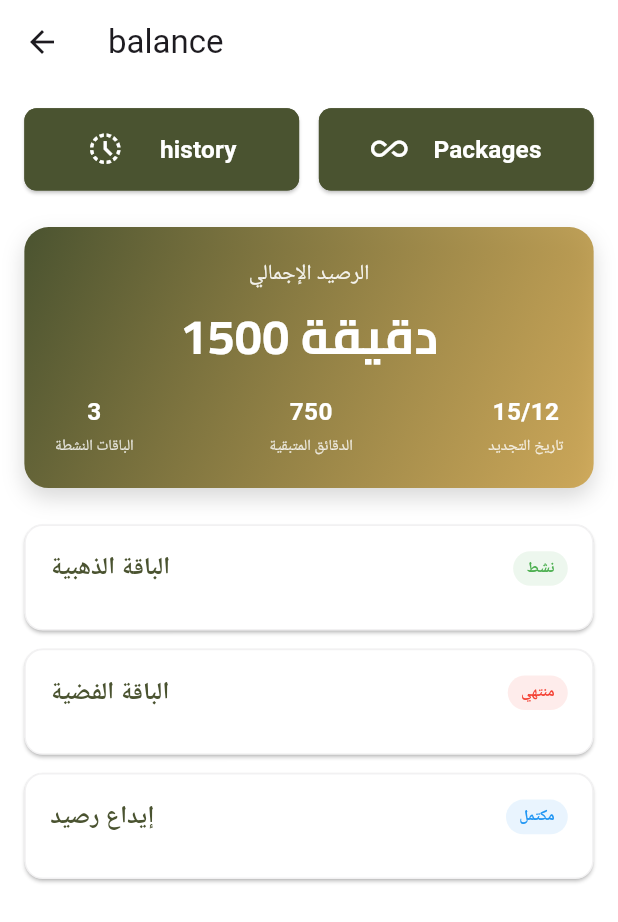
After one commit to mostafaahmedbahr/El-Kottab, a Flutter app: the BalanceView screen opened directly, on a phone screen of 412 x 824 dp. The commit adds this screen. Shown: the top 922 px of the screen. Run offline on Flutter 3.47's test engine with Material 3 defaults, Android fonts, the light colour scheme and no system bars; our stand-ins replace animated_toggle_switch, cached_network_image, carousel_slider, cherry_toast, conditional_builder_null_safety, dartz and 18 more; accounts and stored records are empty; network calls fail; Roboto replaces fonts that are missing (RobotoCondensed).

Commit message:
balance part 1 ui

```diff
--- /dev/null
+++ b/lib/features/balance/presentation/views/balance_view.dart
@@ -0,0 +1,58 @@
+import 'package:easy_localization/easy_localization.dart';
+import 'package:el_kottab/features/balance/presentation/views/widgets/balance_summary_card.dart';
+import 'package:el_kottab/features/balance/presentation/views/widgets/toggle_buttons_section.dart';
+import 'package:el_kottab/features/balance/presentation/views/widgets/transactions_list.dart';
+import 'package:el_kottab/main_imports.dart';
+
+class BalanceView extends StatelessWidget {
+  const BalanceView({super.key});
+
+  @override
+  Widget build(BuildContext context) {
+    return Scaffold(
+      appBar: AppBar(
+        title: Text(LangKeys.balance.tr()),
+      ),
+      body: Padding(
+        padding: EdgeInsets.all(16.0.r),
+        child: Column(
+          children: [
+            ToggleButtonsSection(),
+            Gap(24.h),
+            BalanceSummaryCard(),
+            Gap(24.h),
+            Expanded(
+              child: TransactionsList(),
+            ),
+          ],
+        ),
+      ),
+    );
+  }
+
+
+
+
+
+}
+class SubscriptionItem {
+  final String name;
+  final String price;
+  final String startDate;
+  final String endDate;
+  final String totalMinutes;
+  final String remainingMinutes;
+  final String type;
+  final String status;
+
+  SubscriptionItem({
+    required this.name,
+    required this.price,
+    required this.startDate,
+    required this.endDate,
+    required this.totalMinutes,
+    required this.remainingMinutes,
+    required this.type,
+    required this.status,
+  });
+}
--- /dev/null
+++ b/lib/features/balance/presentation/views/widgets/balance_summary_card.dart
@@ -0,0 +1,98 @@
+import '../../../../../main_imports.dart';
+
+class BalanceSummaryCard extends StatelessWidget {
+  const BalanceSummaryCard({super.key});
+
+  @override
+  Widget build(BuildContext context) {
+    return Container(
+      padding: EdgeInsets.all(20.r),
+      decoration: BoxDecoration(
+        boxShadow: [
+          BoxShadow(
+            color: Colors.black.withValues(alpha: 0.15),
+            blurRadius: 12.r,
+            offset: Offset(0, 6.h),
+          ),
+        ],
+        gradient: LinearGradient(
+          begin: Alignment.topLeft,
+          end: Alignment.bottomRight,
+          colors: [
+            AppColors.darkOlive,
+            AppColors.gold.withValues(alpha: 0.8),
+          ],
+        ),
+        borderRadius: BorderRadius.circular(16.r),
+      ),
+      child: Column(
+        children: [
+          Text(
+            'الرصيد الإجمالي',
+            style: TextStyle(
+              fontSize: 14.sp,
+              color: Colors.white.withValues(alpha: 0.9),
+              fontWeight: FontWeight.w500,
+            ),
+          ),
+          SizedBox(height: 8.h),
+          Text(
+            '1500 دقيقة',
+            style: TextStyle(
+              fontSize: 32.sp,
+              color: Colors.white,
+              fontWeight: FontWeight.bold,
+              fontFamily: 'Cairo',
+            ),
+          ),
+          Gap(16.h),
+          Row(
+            mainAxisAlignment: MainAxisAlignment.spaceBetween,
+            children: [
+              _buildStatItem(
+                context,
+                title: 'الباقات النشطة',
+                value: '3',
+              ),
+              _buildStatItem(
+                context,
+                title: 'الدقائق المتبقية',
+                value: '750',
+              ),
+              _buildStatItem(
+                context,
+                title: 'تاريخ التجديد',
+                value: '15/12',
+              ),
+            ],
+          ),
+        ],
+      ),
+    );
+  }
+}
+
+
+
+Widget _buildStatItem(BuildContext context, {required String title, required String value}) {
+  return Column(
+    children: [
+      Text(
+        value,
+        style: TextStyle(
+          fontSize: 16.sp,
+          color: Colors.white,
+          fontWeight: FontWeight.w700,
+        ),
+      ),
+      Gap(4.h),
+      Text(
+        title,
+        style: TextStyle(
+          fontSize: 10.sp,
+          color: Colors.white.withValues(alpha: 0.8),
+        ),
+      ),
+    ],
+  );
+}
--- /dev/null
+++ b/lib/features/balance/presentation/views/widgets/detail_item.dart
@@ -0,0 +1,36 @@
+import '../../../../../main_imports.dart';
+
+class DetailItem extends StatelessWidget {
+  const DetailItem({super.key,   this.title,   this.value});
+  final String? title;
+  final String? value;
+  @override
+  Widget build(BuildContext context) {
+    return Row(
+      crossAxisAlignment: CrossAxisAlignment.start,
+      children: [
+        Expanded(
+          child: Text(
+            title.toString(),
+            style: TextStyle(
+              fontSize: 11.sp,
+              color: Colors.grey[600],
+              fontWeight: FontWeight.w500,
+            ),
+          ),
+        ),
+        SizedBox(width: 8.w),
+        Expanded(
+          child: Text(
+            value.toString(),
+            style: TextStyle(
+              fontSize: 12.sp,
+              fontWeight: FontWeight.w600,
+            ),
+            textAlign: TextAlign.end,
+          ),
+        ),
+      ],
+    );
+  }
+}
--- /dev/null
+++ b/lib/features/balance/presentation/views/widgets/toggle_buttons_section.dart
@@ -0,0 +1,42 @@
+import 'package:easy_localization/easy_localization.dart';
+
+import '../../../../../main_imports.dart';
+
+class  ToggleButtonsSection extends StatelessWidget {
+  const  ToggleButtonsSection({super.key});
+
+  @override
+  Widget build(BuildContext context) {
+    return Row(
+      children: [
+        Expanded(
+          child: CustomButton(
+            child: Row(
+              mainAxisAlignment: MainAxisAlignment.spaceEvenly,
+              children: [
+                Icon(Icons.history_toggle_off,color: AppColors.white,size: 24.sp,),
+                Text(LangKeys.history.tr(),style: AppStyles.white16SemiBold,),
+              ],
+            ),
+              onPressed: (){
+
+              },),
+        ),
+        Gap(12.w),
+        Expanded(
+          child: CustomButton(
+            child: Row(
+              mainAxisAlignment: MainAxisAlignment.spaceEvenly,
+              children: [
+                Icon(Icons.all_inclusive,color: AppColors.white,size: 24.sp,),
+                Text(LangKeys.packages.tr(),style: AppStyles.white16SemiBold,),
+              ],
+            ),
+            onPressed: (){
+
+            },),
+        ),
+      ],
+    );
+  }
+}
--- /dev/null
+++ b/lib/features/balance/presentation/views/widgets/transaction_card.dart
@@ -0,0 +1,71 @@
+import '../../../../../main_imports.dart';
+import '../balance_view.dart';
+
+class TransactionCard extends StatelessWidget {
+  const TransactionCard({super.key, required this.item});
+  final SubscriptionItem item;
+  @override
+  Widget build(BuildContext context) {
+    return Material(
+      borderRadius: BorderRadius.circular(12.r),
+      color: AppColors.white,
+      elevation: 1,
+      child: Container(
+        padding: EdgeInsets.all(16.r),
+        decoration: BoxDecoration(
+          borderRadius: BorderRadius.circular(12.r),
+          border: Border.all(
+            color: Theme.of(context).dividerColor.withValues(alpha: 0.1),
+          ),
+        ),
+        child: Column(
+          children: [
+            Row(
+              mainAxisAlignment: MainAxisAlignment.spaceBetween,
+              children: [
+                Expanded(
+                  child: Text(
+                    item.name,
+                    style: AppStyles.primary16SemiBold,
+                    maxLines: 1,
+                    overflow: TextOverflow.ellipsis,
+                  ),
+                ),
+                Container(
+                  padding: EdgeInsets.symmetric(horizontal: 8.w, vertical: 4.h),
+                  decoration: BoxDecoration(
+                    color: _getStatusColor(item.status).withValues(alpha: 0.1),
+                    borderRadius: BorderRadius.circular(20.r),
+                  ),
+                  child: Text(
+                    item.status,
+                    style: TextStyle(
+                      fontSize: 10.sp,
+                      fontWeight: FontWeight.w600,
+                      color: _getStatusColor(item.status),
+                    ),
+                  ),
+                ),
+              ],
+            ),
+            Gap(12.h),
+
+          ],
+        ),
+      ),
+    );
+  }
+}
+
+Color _getStatusColor(String status) {
+  switch (status) {
+    case 'نشط':
+      return Colors.green;
+    case 'منتهي':
+      return Colors.red;
+    case 'مكتمل':
+      return Colors.blue;
+    default:
+      return Colors.grey;
+  }
+}
--- /dev/null
+++ b/lib/features/balance/presentation/views/widgets/transactions_list.dart
@@ -0,0 +1,53 @@
+import 'package:el_kottab/features/balance/presentation/views/widgets/transaction_card.dart';
+
+import '../../../../../main_imports.dart';
+import '../balance_view.dart';
+
+class TransactionsList extends StatelessWidget {
+  const TransactionsList({super.key});
+
+  @override
+  Widget build(BuildContext context) {
+    final List<SubscriptionItem> subscriptions = [
+      SubscriptionItem(
+        name: 'الباقة الذهبية',
+        price: '200 ريال',
+        startDate: '2024-01-01',
+        endDate: '2024-03-01',
+        totalMinutes: '1000',
+        remainingMinutes: '500',
+        type: 'اشتراك',
+        status: 'نشط',
+      ),
+      SubscriptionItem(
+        name: 'الباقة الفضية',
+        price: '150 ريال',
+        startDate: '2023-12-01',
+        endDate: '2024-02-01',
+        totalMinutes: '800',
+        remainingMinutes: '200',
+        type: 'اشتراك',
+        status: 'منتهي',
+      ),
+      SubscriptionItem(
+        name: 'إيداع رصيد',
+        price: '+100 ريال',
+        startDate: '2023-11-15',
+        endDate: '-',
+        totalMinutes: '200',
+        remainingMinutes: '50',
+        type: 'إيداع',
+        status: 'مكتمل',
+      ),
+    ];
+    return ListView.separated(
+      physics: const BouncingScrollPhysics(),
+      itemCount: subscriptions.length,
+      separatorBuilder: (context, index) => Gap( 12.h),
+      itemBuilder: (context, index) {
+        final item = subscriptions[index];
+        return TransactionCard(item: item,);
+      },
+    );
+  }
+}
--- a/lib/features/profile/presentation/views/widgets/profile_list_items.dart
+++ b/lib/features/profile/presentation/views/widgets/profile_list_items.dart
@@ -1,3 +1,5 @@
+import 'package:el_kottab/core/utils/app_nav.dart';
+import 'package:el_kottab/features/balance/presentation/views/balance_view.dart';
 import 'package:el_kottab/features/profile/presentation/views/widgets/profile_list_item.dart';
 import '../../../../../main_imports.dart';
 
@@ -17,7 +19,9 @@ class ProfileListItems extends StatelessWidget {
           ProfileListItem(
             title: LangKeys.balance,
             svgImage: SvgImages.dollar,
-            onTap: (){},
+            onTap: (){
+              AppNav.customNavigator(context: context, screen: BalanceView());
+            },
           ),
           ProfileListItem(
             title: LangKeys.aboutUs,
--- a/lib/lang/lang_keys.dart
+++ b/lib/lang/lang_keys.dart
@@ -102,6 +102,7 @@ abstract class LangKeys
 
     static const settings = "settings";
     static const logout = "logout";
+    static const history = "history";
 
 
 }
```
